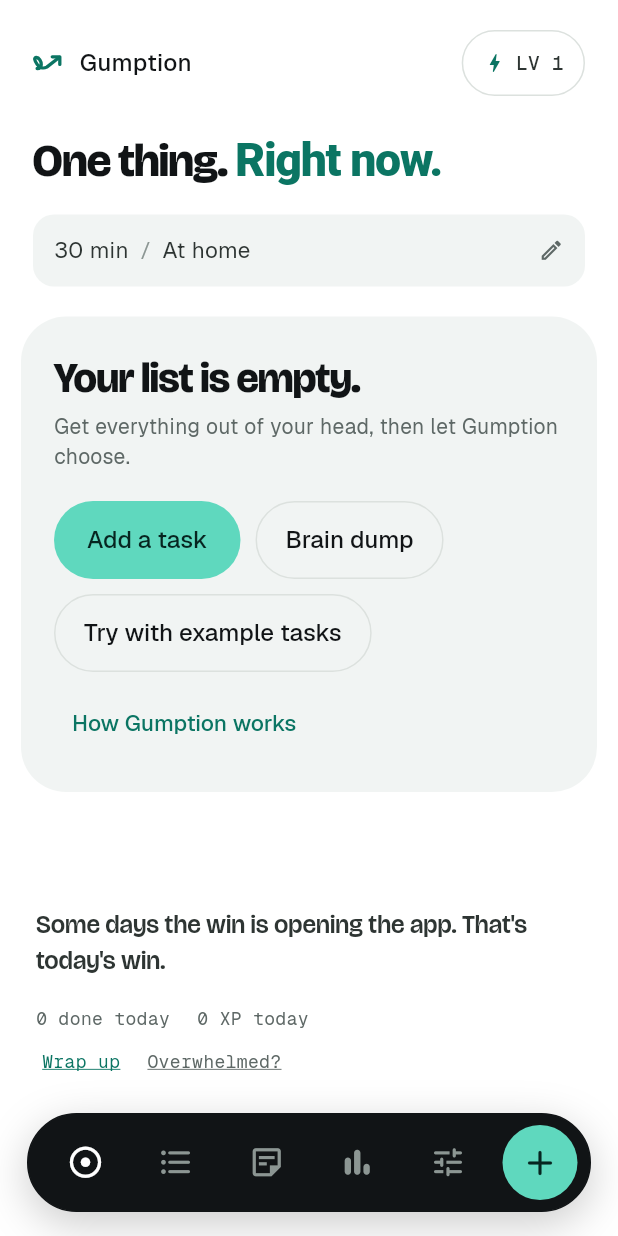
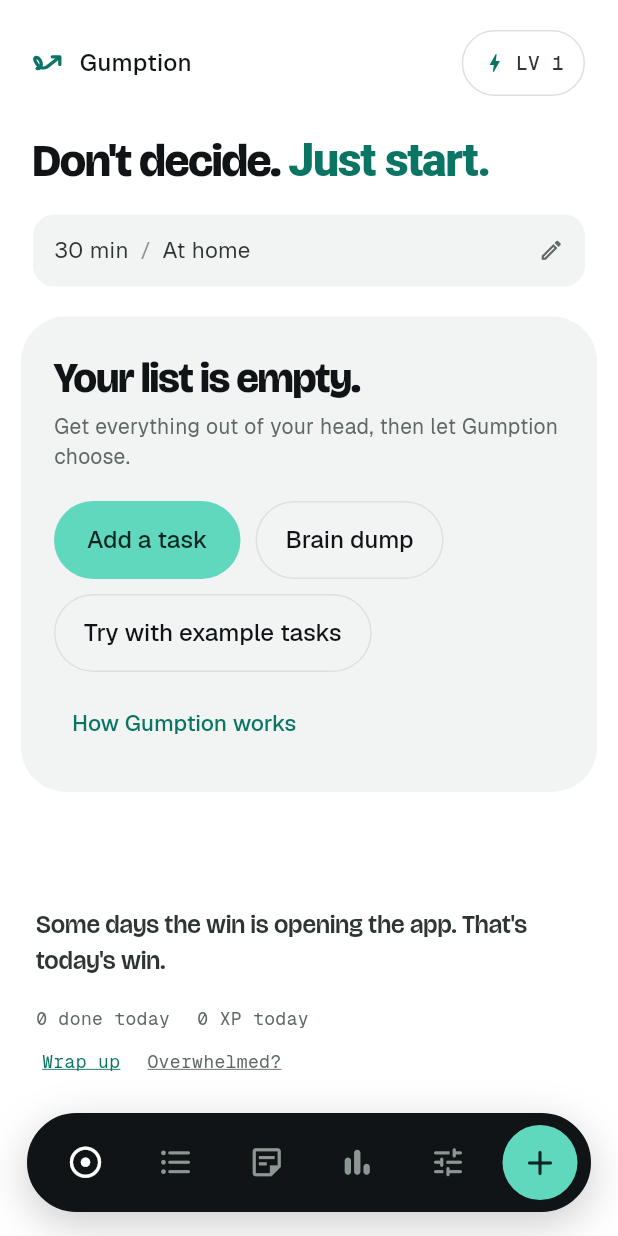
Before and after one commit to KGeary1995/ADHD-Tax, a Flutter app: the screen it shows after launch, on a phone screen of 412 x 824 dp. Run offline on Flutter 3.47's test engine with Material 3 defaults, Android fonts, the phone set to English and light mode, and no system bars; our stand-ins replace audioplayers, confetti, file_picker, flutter_local_notifications, flutter_riverpod, flutter_secure_storage and 9 more; missing offline and left inert: dart:js_interop, google_sign_in_platform_interface, googleapis, hotkey_manager, window_manager; project files that could hold a hidden picture were left out.

Commit message:
Today headline: "Don't decide. Just start." [skip ci]
The owner disliked "One thing. Right now.". The new line names what the
app does for you (it makes the decision). Skips CI on purpose: it rides
along with the next build instead of costing one of its own.

Co-Authored-By: Claude Opus 5.5 <noreply@anthropic.com>
Claude-Session: https://claude.ai/code/session_01V5fgn4snWDwKkrTeVLexSA

```diff
--- a/app/lib/features/guide/guide_screen.dart
+++ b/app/lib/features/guide/guide_screen.dart
@@ -237,10 +237,10 @@ class GuideScreen extends StatelessWidget {
           children: [
             Text.rich(
               TextSpan(
-                text: 'One thing. ',
+                text: "Don't decide. ",
                 children: [
                   TextSpan(
-                    text: 'Right now.',
+                    text: 'Just start.',
                     style: TextStyle(color: s.primary),
                   ),
                 ],
--- a/app/lib/features/picker/dashboard_screen.dart
+++ b/app/lib/features/picker/dashboard_screen.dart
@@ -79,10 +79,10 @@ class DashboardScreen extends ConsumerWidget {
         alignment: Alignment.centerLeft,
         child: Text.rich(
           TextSpan(
-            text: 'One thing. ',
+            text: "Don't decide. ",
             children: [
               TextSpan(
-                text: 'Right now.',
+                text: 'Just start.',
                 style: TextStyle(color: s.primary),
               ),
             ],
```
Also changed, not shown: 1 other file.
